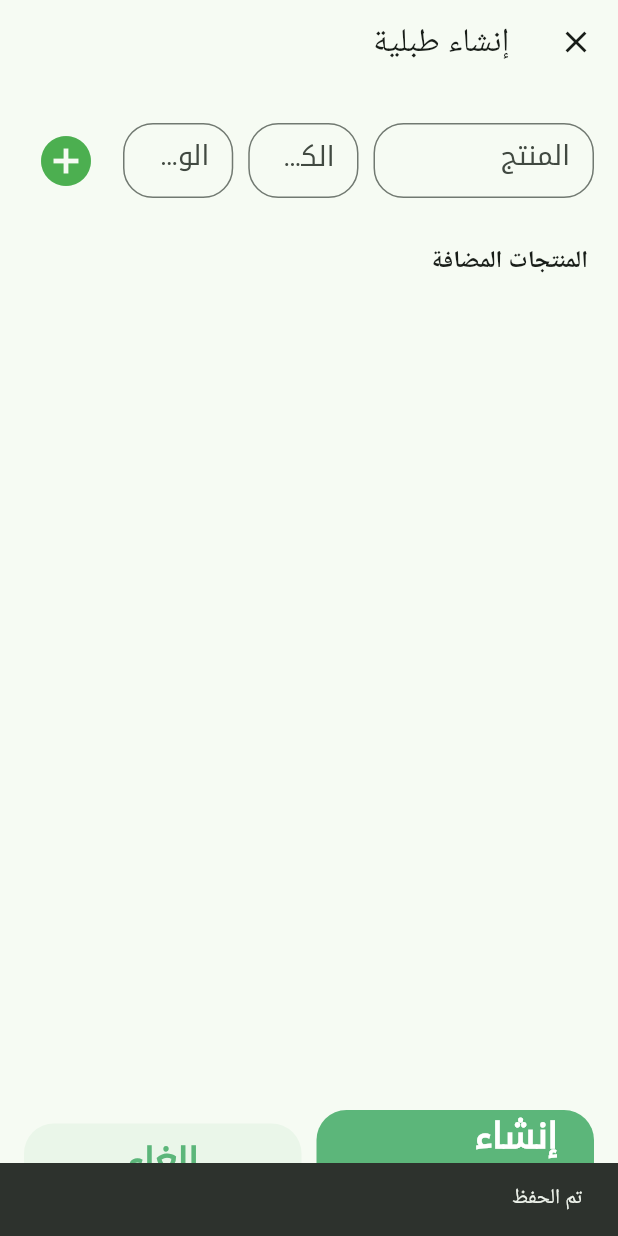
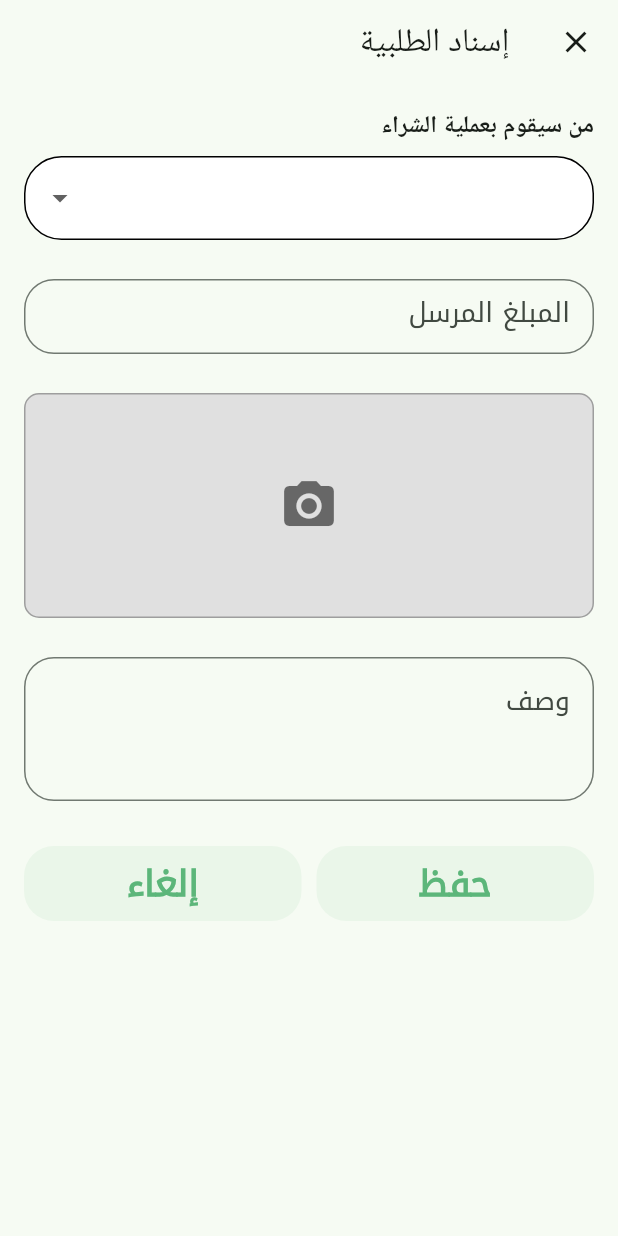
Before and after one commit to abdallahilili/chiara, a Flutter app: the CreateOrderPage screen opened directly, after a tap on "إنشاء الطلبية", on a phone screen of 412 x 824 dp. Run offline on Flutter 3.47's test engine with Material 3 defaults, Android fonts, the light colour scheme and no system bars; our stand-ins replace cloud_firestore, country_picker, firebase_auth, firebase_core, firebase_messaging, get and 5 more; accounts and stored records are empty; project files that could hold a hidden picture were left out.

Commit message:
pdf en temp de creation de deamnde

```diff
--- a/lib/common/widgets/custom_input.dart
+++ b/lib/common/widgets/custom_input.dart
@@ -6,6 +6,7 @@ class CustomInput extends StatelessWidget {
   final double? height;
   final double? width;
   final double? fontSize;
+  final int? maxLines;
 
   const CustomInput({
     super.key,
@@ -13,7 +14,8 @@ class CustomInput extends StatelessWidget {
     required this.hintText,
     this.height,
     this.width,
-    this.fontSize, // Ajouter cette propriété dans le constructeur
+    this.fontSize,
+    this.maxLines,
   });
 
   @override
@@ -22,20 +24,20 @@ class CustomInput extends StatelessWidget {
       padding: const EdgeInsets.symmetric(vertical: 10, horizontal: 0),
       child: SizedBox(
         height: height ??
-            50, // Utilise une hauteur par défaut si elle n'est pas spécifiée
-        width: width ??
-            300, // Utilise une largeur par défaut si elle n'est pas spécifiée
+            (maxLines != null && maxLines! > 1 ? maxLines! * 24.0 : 50),
+        width: width ?? 300,
         child: TextField(
           controller: controller,
+          maxLines: maxLines ?? 1,
           style: TextStyle(
-            fontSize: fontSize ?? 18, // Contrôlez la taille du texte ici
-            fontFamily: 'Droid', // Contrôlez la taille du texte ici
+            fontSize: fontSize ?? 18,
+            fontFamily: 'Droid',
           ),
           decoration: InputDecoration(
             hintText: hintText,
             hintStyle: TextStyle(
-              fontSize: fontSize ?? 18, // Contrôlez la taille du texte ici
-              fontFamily: 'Droid', // Contrôlez la taille du texte ici
+              fontSize: fontSize ?? 18,
+              fontFamily: 'Droid',
             ),
             border: OutlineInputBorder(
               borderRadius: BorderRadius.circular(20),
--- a/lib/common/widgets/custom_input_number.dart
+++ b/lib/common/widgets/custom_input_number.dart
@@ -1,3 +1,4 @@
+import 'package:chira/common/utils/colors.dart';
 import 'package:flutter/material.dart';
 
 class CustomInputNumber extends StatelessWidget {
@@ -33,6 +34,7 @@ class CustomInputNumber extends StatelessWidget {
             fontSize: fontSize ?? 18, // Contrôlez la taille du texte ici
           ),
           decoration: InputDecoration(
+            focusColor: greenCustomColor,
             hintText: hintText,
             hintStyle: TextStyle(
               fontSize: fontSize ?? 18, // Contrôlez la taille du texte ici
@@ -40,6 +42,9 @@ class CustomInputNumber extends StatelessWidget {
             ),
             border: OutlineInputBorder(
               borderRadius: BorderRadius.circular(20),
+              borderSide: BorderSide(
+                color: greenCustomColor,
+              ),
             ),
           ),
         ),
--- a/lib/features/orders/screens/create_order_affect_vendeur.dart
+++ b/lib/features/orders/screens/create_order_affect_vendeur.dart
@@ -0,0 +1,348 @@
+import 'dart:io';
+import 'package:flutter/material.dart';
+import 'package:flutter/services.dart';
+import 'package:image_picker/image_picker.dart';
+import 'package:path_provider/path_provider.dart';
+import 'package:pdf/pdf.dart';
+import 'package:pdf/widgets.dart' as pw;
+import 'package:open_filex/open_filex.dart';
+
+import 'package:chira/common/widgets/custom_button.dart';
+import 'package:chira/common/widgets/custom_input.dart';
+import 'package:chira/common/widgets/custom_input_number.dart';
+
+class CreateOrderAffectVendeurPage extends StatefulWidget {
+  final List<Map<String, dynamic>> addedProducts;
+
+  CreateOrderAffectVendeurPage({required this.addedProducts});
+
+  @override
+  _CreateOrderAffectVendeurPageState createState() =>
+      _CreateOrderAffectVendeurPageState();
+}
+
+class _CreateOrderAffectVendeurPageState
+    extends State<CreateOrderAffectVendeurPage> {
+  final TextEditingController _amountController = TextEditingController();
+  final TextEditingController _descriptionController = TextEditingController();
+  String? _selectedBuyer;
+  File? _selectedImage;
+
+  Future<void> selectImage() async {
+    final pickedImage =
+        await ImagePicker().pickImage(source: ImageSource.gallery);
+    if (pickedImage != null) {
+      setState(() {
+        _selectedImage = File(pickedImage.path);
+      });
+    }
+  }
+
+  /// ✅ **Méthode pour générer un PDF avec un tableau**
+  Future<void> _generatePdf() async {
+    final pdf = pw.Document();
+
+    // Charger la police arabe
+    final arabicFont =
+        pw.Font.ttf(await rootBundle.load('assets/fonts/Janat.ttf'));
+
+    // Fonction pour inverser le texte arabe
+    String reverseArabicText(String text) {
+      return text.split(' ').reversed.join(' ');
+    }
+
+    // Fonction pour convertir les chiffres arabes en chiffres latins
+    String convertArabicNumbersToLatin(String text) {
+      final arabicToLatin = {
+        '٠': '0',
+        '١': '1',
+        '٢': '2',
+        '٣': '3',
+        '٤': '4',
+        '٥': '5',
+        '٦': '6',
+        '٧': '7',
+        '٨': '8',
+        '٩': '9',
+      };
+
+      return text.split('').map((char) {
+        return arabicToLatin[char] ?? char;
+      }).join('');
+    }
+
+    pdf.addPage(
+      pw.Page(
+        pageFormat: PdfPageFormat.a4,
+        build: (pw.Context context) {
+          return pw.Directionality(
+            textDirection: pw.TextDirection.rtl, // Activer RTL
+            child: pw.Column(
+              crossAxisAlignment: pw.CrossAxisAlignment.start,
+              children: [
+                pw.Text(
+                  'تفاصيل الطلبية',
+                  style: pw.TextStyle(
+                    font: arabicFont,
+                    fontSize: 24,
+                    fontWeight: pw.FontWeight.bold,
+                  ),
+                ),
+                pw.SizedBox(height: 16),
+
+                /// ✅ **جدول بيانات المشتري**
+                pw.Table.fromTextArray(
+                  context: context,
+                  cellAlignment: pw.Alignment.centerRight,
+                  headerDecoration: pw.BoxDecoration(
+                    color: PdfColors.green200,
+                    border: pw.Border.all(color: PdfColors.green700, width: 0),
+                  ),
+                  headerStyle: pw.TextStyle(
+                    fontWeight: pw.FontWeight.bold,
+                    font: arabicFont,
+                  ),
+                  cellStyle: pw.TextStyle(font: arabicFont),
+                  headers: ['المبلغ', 'المشتري'],
+                  data: [
+                    [
+                      convertArabicNumbersToLatin(
+                          _amountController.text), // Convertir les chiffres
+                      _selectedBuyer != null
+                          ? reverseArabicText(_selectedBuyer!)
+                          : 'غير محدد',
+                    ],
+                  ],
+                ),
+                pw.SizedBox(height: 5),
+                pw.Text(
+                  'تاريخ الطلبية: ${DateTime.now().toString().split(' ')[0]}',
+                  style: pw.TextStyle(
+                    font: arabicFont,
+                    fontSize: 12,
+                    fontWeight: pw.FontWeight.bold,
+                  ),
+                ),
+                pw.SizedBox(height: 5),
+                pw.Text(
+                  'وصف: \n ${reverseArabicText(_descriptionController.text)}',
+                  style: pw.TextStyle(
+                    font: arabicFont,
+                    fontSize: 12,
+                  ),
+                ),
+                pw.SizedBox(height: 20),
+
+                /// ✅ **جدول المنتجات المضافة**
+                pw.Text(
+                  'المنتجات المضافة',
+                  style: pw.TextStyle(
+                    font: arabicFont,
+                    fontSize: 18,
+                    fontWeight: pw.FontWeight.bold,
+                  ),
+                ),
+                pw.SizedBox(height: 10),
+                pw.Table.fromTextArray(
+                  context: context,
+                  cellAlignment: pw.Alignment.centerRight,
+                  headerStyle: pw.TextStyle(
+                    fontWeight: pw.FontWeight.bold,
+                    font: arabicFont,
+                  ),
+                  cellStyle: pw.TextStyle(font: arabicFont),
+                  headers: [
+                    'الوحدة',
+                    'الكمية',
+                    '                                                المنتج   '
+                  ],
+                  data: widget.addedProducts.map((product) {
+                    return [
+                      // Convertir les chiffres
+
+                      product['unit'] ?? 'غير محدد',
+                      convertArabicNumbersToLatin(
+                          product['quantity'].toString()),
+                      reverseArabicText(product['product'])
+                    ];
+                  }).toList(),
+                ),
+
+                pw.SizedBox(height: 20),
+              ],
+            ),
+          );
+        },
+      ),
+    );
+    // Ajouter une page pour l'image, si l'image est sélectionnée
+    if (_selectedImage != null) {
+      pdf.addPage(
+        pw.Page(
+          pageFormat: PdfPageFormat.a4,
+          build: (pw.Context context) {
+            return pw.Center(
+              child: pw.Column(
+                mainAxisAlignment: pw.MainAxisAlignment.center,
+                children: [
+                  pw.SizedBox(height: 20),
+                  pw.Image(
+                    pw.MemoryImage(_selectedImage!.readAsBytesSync()),
+                    width: 700,
+                    height: 700,
+                  ),
+                ],
+              ),
+            );
+          },
+        ),
+      );
+    }
+
+    /// 📂 **حفظ ملف PDF وفتحه**
+    final directory = await getApplicationDocumentsDirectory();
+    final filePath = '${directory.path}/commande.pdf';
+    final file = File(filePath);
+    await file.writeAsBytes(await pdf.save());
+    print("PDF Generated: ${file.path}");
+
+    OpenFilex.open(filePath);
+  }
+
+  @override
+  Widget build(BuildContext context) {
+    return Directionality(
+      textDirection: TextDirection.rtl,
+      child: Scaffold(
+        appBar: AppBar(
+          title: const Text('إسناد الطلبية'),
+          leading: IconButton(
+            icon: const Icon(Icons.close),
+            onPressed: () => Navigator.of(context).pop(),
+          ),
+        ),
+        body: SingleChildScrollView(
+          child: Padding(
+            padding: const EdgeInsets.all(16.0),
+            child: Column(
+              mainAxisSize: MainAxisSize.min,
+              crossAxisAlignment: CrossAxisAlignment.stretch,
+              children: [
+                const Text(
+                  'من سيقوم بعملية الشراء',
+                  style: TextStyle(fontSize: 16, fontWeight: FontWeight.bold),
+                ),
+                const SizedBox(height: 8),
+
+                /// ✅ **Dropdown pour sélectionner l’acheteur**
+                DropdownButtonFormField<String>(
+                  decoration: InputDecoration(
+                    border: OutlineInputBorder(
+                      borderRadius: BorderRadius.circular(25),
+                      borderSide: BorderSide.none,
+                    ),
+                    enabledBorder: OutlineInputBorder(
+                      borderRadius: BorderRadius.circular(25),
+                    ),
+                    focusedBorder: OutlineInputBorder(
+                      borderRadius: BorderRadius.circular(25),
+                      borderSide: BorderSide(
+                          color: const Color.fromARGB(255, 42, 100, 45),
+                          width: 2),
+                    ),
+                    filled: true,
+                    fillColor: Colors.white,
+                  ),
+                  value: _selectedBuyer,
+                  items: ['المشتري 1', 'المشتري 2', 'المشتري 3']
+                      .map((buyer) =>
+                          DropdownMenuItem(value: buyer, child: Text(buyer)))
+                      .toList(),
+                  onChanged: (value) {
+                    setState(() {
+                      _selectedBuyer = value;
+                    });
+                  },
+                ),
+                const SizedBox(height: 16),
+
+                /// ✅ **Champ pour le montant**
+                CustomInputNumber(
+                  controller: _amountController,
+                  hintText: 'المبلغ المرسل',
+                ),
+                const SizedBox(height: 16),
+
+                /// ✅ **Sélection et affichage d'une image**
+                GestureDetector(
+                  onTap: selectImage,
+                  child: Container(
+                    width: double.infinity,
+                    height: 150,
+                    decoration: BoxDecoration(
+                      color: Colors.grey[300],
+                      borderRadius: BorderRadius.circular(10),
+                      border: Border.all(color: Colors.grey, width: 1),
+                    ),
+                    child: _selectedImage != null
+                        ? ClipRRect(
+                            borderRadius: BorderRadius.circular(10),
+                            child: Image.file(
+                              _selectedImage!,
+                              width: double.infinity,
+                              height: 150,
+                              fit: BoxFit.cover,
+                            ),
+                          )
+                        : const Center(
+                            child: Icon(
+                              Icons.camera_alt,
+                              size: 40,
+                              color: Colors.black54,
+                            ),
+                          ),
+                  ),
+                ),
+                const SizedBox(height: 16),
+
+                /// ✅ **Champ de description**
+                CustomInput(
+                  controller: _descriptionController,
+                  hintText: 'وصف',
+                  maxLines: 4,
+                ),
+                const SizedBox(height: 20),
+
+                /// ✅ **Boutons avec gestion correcte de la largeur**
+                Row(
+                  children: [
+                    Expanded(
+                      child: CustomButton(
+                        text: 'حفظ',
+                        onPressed: _generatePdf, // 📝 Générer le PDF
+                      ),
+                    ),
+                    const SizedBox(width: 10),
+                    Expanded(
+                      child: CustomButton(
+                        text: 'إلغاء',
+                        onPressed: () => Navigator.of(context).pop(),
+                      ),
+                    ),
+                  ],
+                ),
+              ],
+            ),
+          ),
+        ),
+      ),
+    );
+  }
+
+  @override
+  void dispose() {
+    _amountController.dispose();
+    _descriptionController.dispose();
+    super.dispose();
+  }
+}
--- a/lib/features/orders/screens/create_order_page.dart
+++ b/lib/features/orders/screens/create_order_page.dart
@@ -2,9 +2,12 @@ import 'package:chira/common/utils/colors.dart';
 import 'package:chira/common/widgets/custom_button.dart';
 import 'package:chira/common/widgets/custom_input.dart';
 import 'package:chira/common/widgets/custom_input_number.dart';
+import 'package:chira/features/orders/screens/create_order_affect_vendeur.dart';
 import 'package:flutter/material.dart';
 
 class CreateOrderPage extends StatefulWidget {
+// liste des produits ajoutés
+
   @override
   _CreateOrderPageState createState() => _CreateOrderPageState();
 }
@@ -13,6 +16,7 @@ class _CreateOrderPageState extends State<CreateOrderPage> {
   final TextEditingController _productController = TextEditingController();
   final TextEditingController _quantityController = TextEditingController();
   final TextEditingController _unitController = TextEditingController();
+  // Liste des produits ajoutés
 
   List<Map<String, dynamic>> _addedProducts = [];
   int? _editingIndex; // Index du produit en cours de modification
@@ -185,8 +189,14 @@ class _CreateOrderPageState extends State<CreateOrderPage> {
                   Expanded(
                       child: ElevatedButton(
                     onPressed: () {
-                      ScaffoldMessenger.of(context).showSnackBar(
-                        const SnackBar(content: Text('تم الحفظ')),
+                      Navigator.push(
+                        context,
+                        MaterialPageRoute(
+                          builder: (context) => CreateOrderAffectVendeurPage(
+                            addedProducts:
+                                _addedProducts, // إرسال قائمة المنتجات
+                          ),
+                        ),
                       );
                     },
                     style: ElevatedButton.styleFrom(
--- a/pubspec.yaml
+++ b/pubspec.yaml
@@ -47,6 +47,9 @@ dependencies:
   supabase_flutter: ^2.8.4
   firebase_messaging: ^15.2.4
   lucide_icons: ^0.257.0
+  pdf: ^3.11.3
+  open_file: ^3.5.10
+  open_filex: ^4.7.0
 
 
 dev_dependencies:
```
Also changed, not shown: pubspec.lock, 3 other files.
